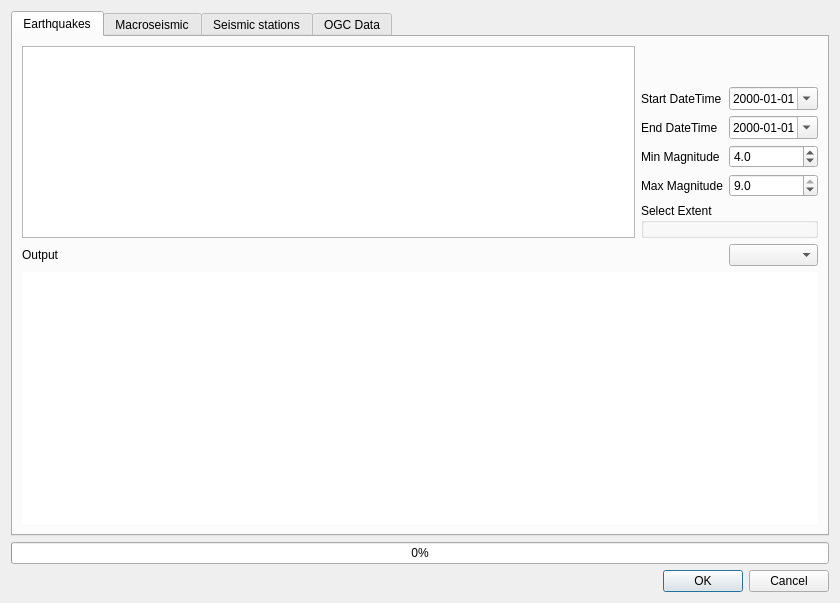
Above: qquake/qquake_dialog_base.ui from INGV/qquake before the change. Below: the same form after it.
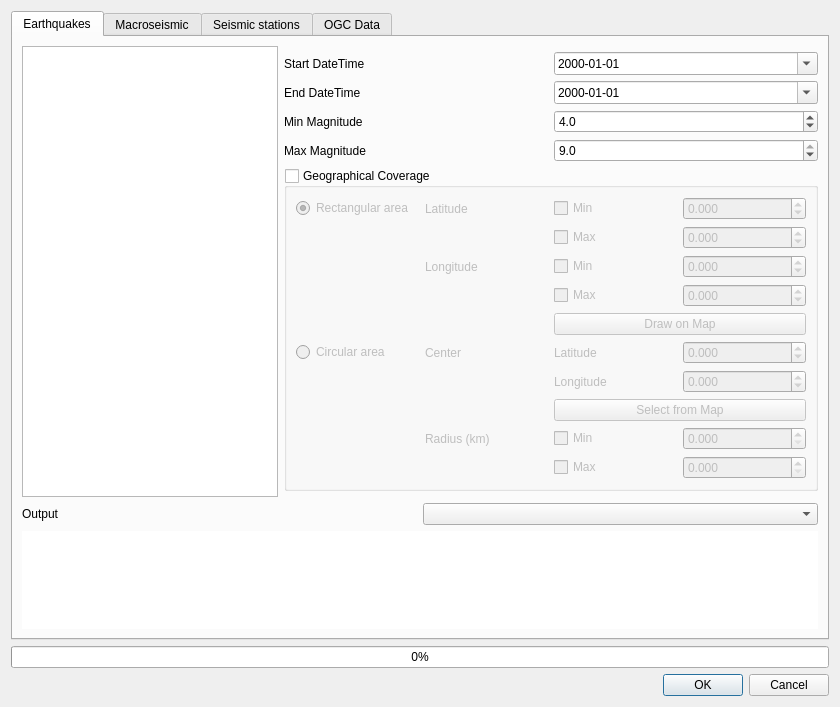
That is the form after the change. Custom widgets are drawn as their Qt base class.

Commit message: Extent reworking

Diff of the .ui file:
```diff
--- a/qquake/qquake_dialog_base.ui
+++ b/qquake/qquake_dialog_base.ui
@@ -7,7 +7,7 @@
     <x>0</x>
     <y>0</y>
     <width>840</width>
-    <height>603</height>
+    <height>707</height>
    </rect>
   </property>
   <property name="windowTitle">
@@ -39,27 +39,20 @@
       <attribute name="title">
        <string>Earthquakes</string>
       </attribute>
-      <layout class="QGridLayout" name="gridLayout">
-       <item row="6" column="2">
-        <widget class="QComboBox" name="output_combo_box"/>
-       </item>
-       <item row="1" column="2">
-        <widget class="QDateTimeEdit" name="fdsn_event_start_date">
-         <property name="maximumDateTime">
-          <datetime>
-           <hour>23</hour>
-           <minute>59</minute>
-           <second>59</second>
-           <year>9999</year>
-           <month>12</month>
-           <day>31</day>
-          </datetime>
+      <layout class="QGridLayout" name="gridLayout" columnstretch="0,1,1">
+       <item row="0" column="0" rowspan="7">
+        <widget class="QListWidget" name="fdsn_event_list">
+         <property name="minimumSize">
+          <size>
+           <width>130</width>
+           <height>0</height>
+          </size>
          </property>
-         <property name="displayFormat">
-          <string>yyyy-MM-dd</string>
-         </property>
-         <property name="calendarPopup">
-          <bool>true</bool>
+         <property name="baseSize">
+          <size>
+           <width>130</width>
+           <height>0</height>
+          </size>
          </property>
         </widget>
        </item>
@@ -70,37 +63,6 @@
          </property>
         </widget>
        </item>
-       <item row="6" column="0">
-        <widget class="QLabel" name="label">
-         <property name="text">
-          <string>Output</string>
-         </property>
-        </widget>
-       </item>
-       <item row="1" column="1">
-        <widget class="QLabel" name="fdsn_event_start_date_label">
-         <property name="text">
-          <string>Start DateTime</string>
-         </property>
-        </widget>
-       </item>
-       <item row="7" column="0" colspan="3">
-        <widget class="QTextBrowser" name="url_text_browser">
-         <property name="frameShape">
-          <enum>QFrame::NoFrame</enum>
-         </property>
-         <property name="openExternalLinks">
-          <bool>true</bool>
-         </property>
-        </widget>
-       </item>
-       <item row="3" column="1">
-        <widget class="QLabel" name="fdsn_event_min_magnitude_label">
-         <property name="text">
-          <string>Min Magnitude</string>
-         </property>
-        </widget>
-       </item>
        <item row="4" column="2">
         <widget class="QDoubleSpinBox" name="fdsn_event_max_magnitude">
          <property name="decimals">
@@ -120,55 +82,10 @@
          </property>
         </widget>
        </item>
-       <item row="2" column="2">
-        <widget class="QDateTimeEdit" name="fdsn_event_end_date">
-         <property name="minimumDate">
-          <date>
-           <year>1777</year>
-           <month>9</month>
-           <day>14</day>
-          </date>
-         </property>
-         <property name="displayFormat">
-          <string>yyyy-MM-dd</string>
-         </property>
-         <property name="calendarPopup">
-          <bool>true</bool>
-         </property>
-        </widget>
-       </item>
-       <item row="3" column="2">
-        <widget class="QDoubleSpinBox" name="fdsn_event_min_magnitude">
-         <property name="decimals">
-          <number>1</number>
-         </property>
-         <property name="minimum">
-          <double>1.000000000000000</double>
-         </property>
-         <property name="maximum">
-          <double>9.000000000000000</double>
-         </property>
-         <property name="singleStep">
-          <double>0.500000000000000</double>
-         </property>
-         <property name="value">
-          <double>4.000000000000000</double>
-         </property>
-        </widget>
-       </item>
-       <item row="0" column="0" rowspan="6">
-        <widget class="QListWidget" name="fdsn_event_list">
-         <property name="minimumSize">
-          <size>
-           <width>130</width>
-           <height>0</height>
-          </size>
-         </property>
-         <property name="baseSize">
-          <size>
-           <width>130</width>
-           <height>0</height>
-          </size>
+       <item row="1" column="1">
+        <widget class="QLabel" name="fdsn_event_start_date_label">
+         <property name="text">
+          <string>Start DateTime</string>
          </property>
         </widget>
        </item>
@@ -180,24 +97,341 @@
         </widget>
        </item>
        <item row="5" column="1" colspan="2">
-        <widget class="QgsExtentGroupBox" name="fdsn_event_ExtentGroupBox">
+        <widget class="QGroupBox" name="limit_extent_checkbox">
          <property name="title">
-          <string>Select Extent</string>
+          <string>Geographical Coverage</string>
+         </property>
+         <property name="flat">
+          <bool>false</bool>
          </property>
          <property name="checkable">
-          <bool>false</bool>
+          <bool>true</bool>
          </property>
          <property name="checked">
           <bool>false</bool>
          </property>
-         <property name="collapsed">
-          <bool>false</bool>
+         <layout class="QGridLayout" name="gridLayout_6" columnstretch="0,0,0,0">
+          <item row="0" column="2">
+           <widget class="QCheckBox" name="lat_min_checkbox">
+            <property name="text">
+             <string>Min</string>
+            </property>
+           </widget>
+          </item>
+          <item row="6" column="1">
+           <widget class="QLabel" name="label_circ_center">
+            <property name="text">
+             <string>Center</string>
+            </property>
+           </widget>
+          </item>
+          <item row="0" column="0">
+           <widget class="QRadioButton" name="radio_rectangular_area">
+            <property name="text">
+             <string>Rectangular area</string>
+            </property>
+            <property name="checked">
+             <bool>true</bool>
+            </property>
+           </widget>
+          </item>
+          <item row="6" column="2">
+           <widget class="QLabel" name="label_circ_lat">
+            <property name="text">
+             <string>Latitude</string>
+            </property>
+           </widget>
+          </item>
+          <item row="2" column="2">
+           <widget class="QCheckBox" name="long_min_checkbox">
+            <property name="text">
+             <string>Min</string>
+            </property>
+           </widget>
+          </item>
+          <item row="1" column="2">
+           <widget class="QCheckBox" name="lat_max_checkbox">
+            <property name="text">
+             <string>Max</string>
+            </property>
+           </widget>
+          </item>
+          <item row="2" column="3">
+           <widget class="QDoubleSpinBox" name="long_min_spinbox">
+            <property name="decimals">
+             <number>3</number>
+            </property>
+            <property name="minimum">
+             <double>-180.000000000000000</double>
+            </property>
+            <property name="maximum">
+             <double>180.000000000000000</double>
+            </property>
+            <property name="singleStep">
+             <double>1.000000000000000</double>
+            </property>
+           </widget>
+          </item>
+          <item row="0" column="1">
+           <widget class="QLabel" name="label_rect_lat">
+            <property name="text">
+             <string>Latitude</string>
+            </property>
+           </widget>
+          </item>
+          <item row="3" column="2">
+           <widget class="QCheckBox" name="long_max_checkbox">
+            <property name="text">
+             <string>Max</string>
+            </property>
+           </widget>
+          </item>
+          <item row="9" column="2">
+           <widget class="QCheckBox" name="radius_min_checkbox">
+            <property name="text">
+             <string>Min</string>
+            </property>
+           </widget>
+          </item>
+          <item row="6" column="0">
+           <widget class="QRadioButton" name="radio_circular_area">
+            <property name="text">
+             <string>Circular area</string>
+            </property>
+           </widget>
+          </item>
+          <item row="6" column="3">
+           <widget class="QDoubleSpinBox" name="circular_lat_spinbox">
+            <property name="decimals">
+             <number>3</number>
+            </property>
+            <property name="minimum">
+             <double>-90.000000000000000</double>
+            </property>
+            <property name="maximum">
+             <double>90.000000000000000</double>
+            </property>
+           </widget>
+          </item>
+          <item row="1" column="3">
+           <widget class="QDoubleSpinBox" name="lat_max_spinbox">
+            <property name="decimals">
+             <number>3</number>
+            </property>
+            <property name="minimum">
+             <double>-90.000000000000000</double>
+            </property>
+            <property name="maximum">
+             <double>90.000000000000000</double>
+            </property>
+           </widget>
+          </item>
+          <item row="10" column="2">
+           <widget class="QCheckBox" name="radius_max_checkbox">
+            <property name="text">
+             <string>Max</string>
+            </property>
+           </widget>
+          </item>
+          <item row="9" column="1">
+           <widget class="QLabel" name="label_circ_radius">
+            <property name="text">
+             <string>Radius (km)</string>
+            </property>
+           </widget>
+          </item>
+          <item row="0" column="3">
+           <widget class="QDoubleSpinBox" name="lat_min_spinbox">
+            <property name="decimals">
+             <number>3</number>
+            </property>
+            <property name="minimum">
+             <double>-90.000000000000000</double>
+            </property>
+            <property name="maximum">
+             <double>90.000000000000000</double>
+            </property>
+           </widget>
+          </item>
+          <item row="4" column="2" colspan="2">
+           <widget class="QPushButton" name="rect_extent_draw_on_map">
+            <property name="text">
+             <string>Draw on Map</string>
+            </property>
+           </widget>
+          </item>
+          <item row="10" column="3">
+           <widget class="QDoubleSpinBox" name="radius_max_spinbox">
+            <property name="decimals">
+             <number>3</number>
+            </property>
+            <property name="minimum">
+             <double>0.000000000000000</double>
+            </property>
+            <property name="maximum">
+             <double>999999999.000000000000000</double>
+            </property>
+           </widget>
+          </item>
+          <item row="7" column="2">
+           <widget class="QLabel" name="label_circ_long">
+            <property name="text">
+             <string>Longitude</string>
+            </property>
+           </widget>
+          </item>
+          <item row="3" column="3">
+           <widget class="QDoubleSpinBox" name="long_max_spinbox">
+            <property name="decimals">
+             <number>3</number>
+            </property>
+            <property name="minimum">
+             <double>-180.000000000000000</double>
+            </property>
+            <property name="maximum">
+             <double>180.000000000000000</double>
+            </property>
+            <property name="singleStep">
+             <double>1.000000000000000</double>
+            </property>
+           </widget>
+          </item>
+          <item row="9" column="3">
+           <widget class="QDoubleSpinBox" name="radius_min_spinbox">
+            <property name="decimals">
+             <number>3</number>
+            </property>
+            <property name="minimum">
+             <double>0.000000000000000</double>
+            </property>
+            <property name="maximum">
+             <double>999999999.000000000000000</double>
+            </property>
+           </widget>
+          </item>
+          <item row="2" column="1">
+           <widget class="QLabel" name="label_rect_long">
+            <property name="text">
+             <string>Longitude</string>
+            </property>
+           </widget>
+          </item>
+          <item row="7" column="3">
+           <widget class="QDoubleSpinBox" name="circular_long_spinbox">
+            <property name="decimals">
+             <number>3</number>
+            </property>
+            <property name="minimum">
+             <double>-180.000000000000000</double>
+            </property>
+            <property name="maximum">
+             <double>180.000000000000000</double>
+            </property>
+            <property name="singleStep">
+             <double>1.000000000000000</double>
+            </property>
+           </widget>
+          </item>
+          <item row="8" column="2" colspan="2">
+           <widget class="QPushButton" name="circle_center_draw_on_map">
+            <property name="text">
+             <string>Select from Map</string>
+            </property>
+           </widget>
+          </item>
+         </layout>
+        </widget>
+       </item>
+       <item row="2" column="2">
+        <widget class="QDateTimeEdit" name="fdsn_event_end_date">
+         <property name="minimumDate">
+          <date>
+           <year>1777</year>
+           <month>9</month>
+           <day>14</day>
+          </date>
          </property>
-         <property name="saveCollapsedState">
-          <bool>false</bool>
+         <property name="displayFormat">
+          <string>yyyy-MM-dd</string>
          </property>
+         <property name="calendarPopup">
+          <bool>true</bool>
+         </property>
         </widget>
        </item>
+       <item row="3" column="2">
+        <widget class="QDoubleSpinBox" name="fdsn_event_min_magnitude">
+         <property name="decimals">
+          <number>1</number>
+         </property>
+         <property name="minimum">
+          <double>1.000000000000000</double>
+         </property>
+         <property name="maximum">
+          <double>9.000000000000000</double>
+         </property>
+         <property name="singleStep">
+          <double>0.500000000000000</double>
+         </property>
+         <property name="value">
+          <double>4.000000000000000</double>
+         </property>
+        </widget>
+       </item>
+       <item row="1" column="2">
+        <widget class="QDateTimeEdit" name="fdsn_event_start_date">
+         <property name="maximumDateTime">
+          <datetime>
+           <hour>23</hour>
+           <minute>59</minute>
+           <second>59</second>
+           <year>9999</year>
+           <month>12</month>
+           <day>31</day>
+          </datetime>
+         </property>
+         <property name="displayFormat">
+          <string>yyyy-MM-dd</string>
+         </property>
+         <property name="calendarPopup">
+          <bool>true</bool>
+         </property>
+        </widget>
+       </item>
+       <item row="3" column="1">
+        <widget class="QLabel" name="fdsn_event_min_magnitude_label">
+         <property name="text">
+          <string>Min Magnitude</string>
+         </property>
+        </widget>
+       </item>
+       <item row="7" column="0" colspan="3">
+        <layout class="QGridLayout" name="gridLayout_5" columnminimumwidth="0,0">
+         <property name="topMargin">
+          <number>0</number>
+         </property>
+         <item row="0" column="0">
+          <widget class="QLabel" name="label">
+           <property name="text">
+            <string>Output</string>
+           </property>
+          </widget>
+         </item>
+         <item row="0" column="1">
+          <widget class="QComboBox" name="output_combo_box"/>
+         </item>
+         <item row="1" column="0" colspan="2">
+          <widget class="QTextBrowser" name="url_text_browser">
+           <property name="frameShape">
+            <enum>QFrame::NoFrame</enum>
+           </property>
+           <property name="openExternalLinks">
+            <bool>true</bool>
+           </property>
+          </widget>
+         </item>
+        </layout>
+       </item>
       </layout>
      </widget>
      <widget class="QWidget" name="fdsn_station_tab">
```
Left out of the diff: 4 changed lines with no effect on the pictures. The commit also changes 3 other files.
